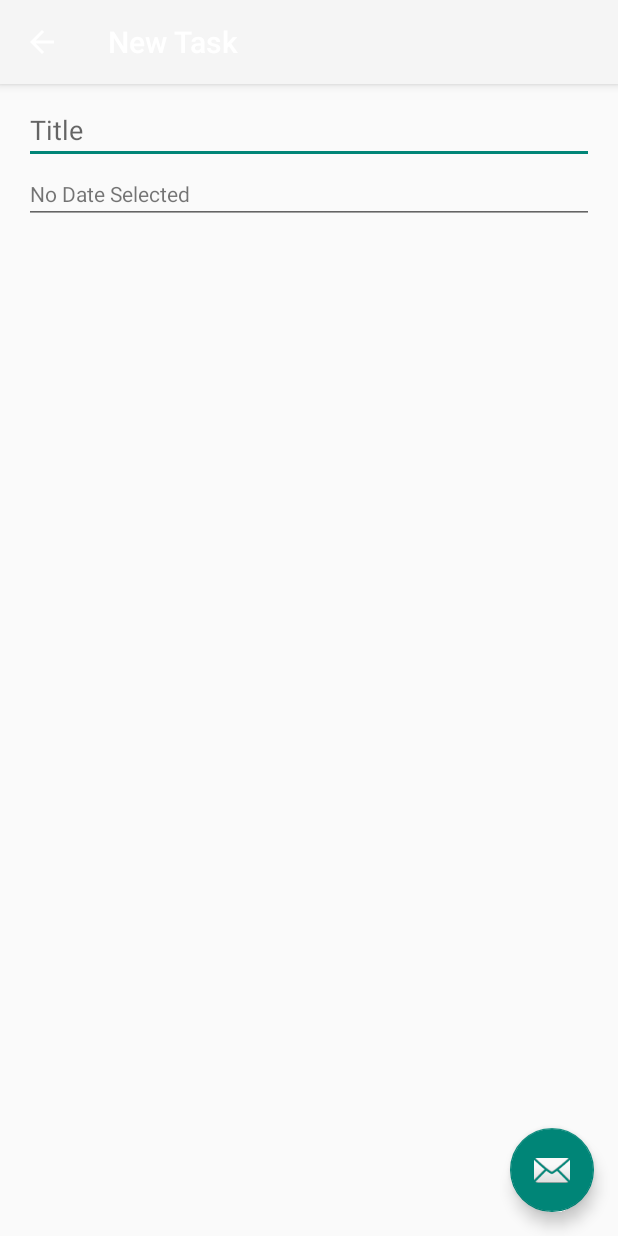
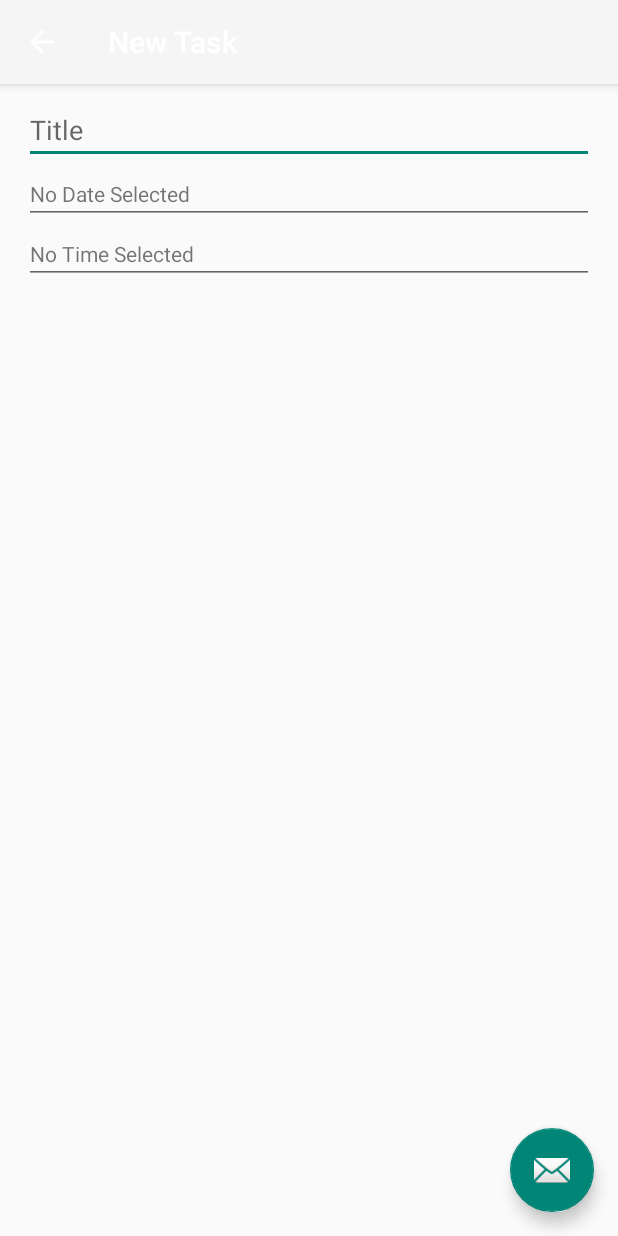
Before and after one commit to Stormys/AutismTracks, an Android app: the TaskSettings screen opened directly, with no data from a screen before it, on a phone screen of 412 x 824 dp. Run offline under Robolectric (Android 15) with nearby library versions, the phone set to English and light mode, and no system bars.

Commit message:
Added Time and some error fixes

```diff
--- a/app/build.gradle
+++ b/app/build.gradle
@@ -24,4 +24,5 @@ dependencies {
     testCompile 'junit:junit:4.12'
     compile 'com.android.support:appcompat-v7:22.2.1'
     compile 'com.android.support:design:22.2.1'
+    compile 'com.google.android.gms:play-services-appindexing:8.1.0'
 }
--- a/app/src/main/java/jt/autismtracks/HomePage.java
+++ b/app/src/main/java/jt/autismtracks/HomePage.java
@@ -82,8 +82,6 @@ public class HomePage extends ListActivity {
             br = new BufferedReader(i_stream_reader);
             while ((line = br.readLine()) != null) {
                 tokens = line.split(";");
-                Log.e("Token 0:", tokens[0]);
-                Log.e("Token 1:", tokens[1]);
                 Task t = new Task();
                 t.setTitle(tokens[0]);
                 t.setDate(tokens[1]);
--- a/app/src/main/java/jt/autismtracks/TaskAdapter.java
+++ b/app/src/main/java/jt/autismtracks/TaskAdapter.java
@@ -42,7 +42,7 @@ public class TaskAdapter extends ArrayAdapter<Task> {
         TitleItem.setText(objectItem.getTitle());
 
         TextView DateItem = (TextView) convertView.findViewById(R.id.Date);
-        DateItem.setText(objectItem.getDate().toString());
+        DateItem.setText(objectItem.getDate());
 
         return convertView;
 
--- a/app/src/main/res/layout/content_task_settings.xml
+++ b/app/src/main/res/layout/content_task_settings.xml
@@ -10,13 +10,13 @@
     android:paddingTop="@dimen/activity_vertical_margin"
     tools:context="jt.autismtracks.TaskSettings"
     android:clickable="true"
-    android:onClick="showDatePickerDialog"
     tools:showIn="@layout/activity_task_settings">
 
     <EditText
         android:layout_width="match_parent"
         android:layout_height="wrap_content"
         android:id="@+id/new_task"
+        android:singleLine="true"
         android:hint="Title"
         android:layout_alignParentTop="true"
         android:layout_alignParentStart="true"
@@ -32,5 +32,15 @@
         android:onClick="showDatePickerDialog"
         android:background="?attr/editTextBackground"/>
 
+    <TextView
+        android:layout_width="match_parent"
+        android:layout_height="wrap_content"
+        android:text="No Time Selected"
+        android:id="@+id/time"
+        android:onClick="showTimePickerDialog"
+        android:background="?attr/editTextBackground"
+        android:layout_below="@+id/date"
+        android:layout_alignParentStart="true" />
+
 
 </RelativeLayout>
```
Also changed, not shown: app/src/main/AndroidManifest.xml (+6 -1 lines), app/src/main/java/jt/autismtracks/Task.java (+13 -6 lines), app/src/main/java/jt/autismtracks/TaskSettings.java (+45 -3 lines).
